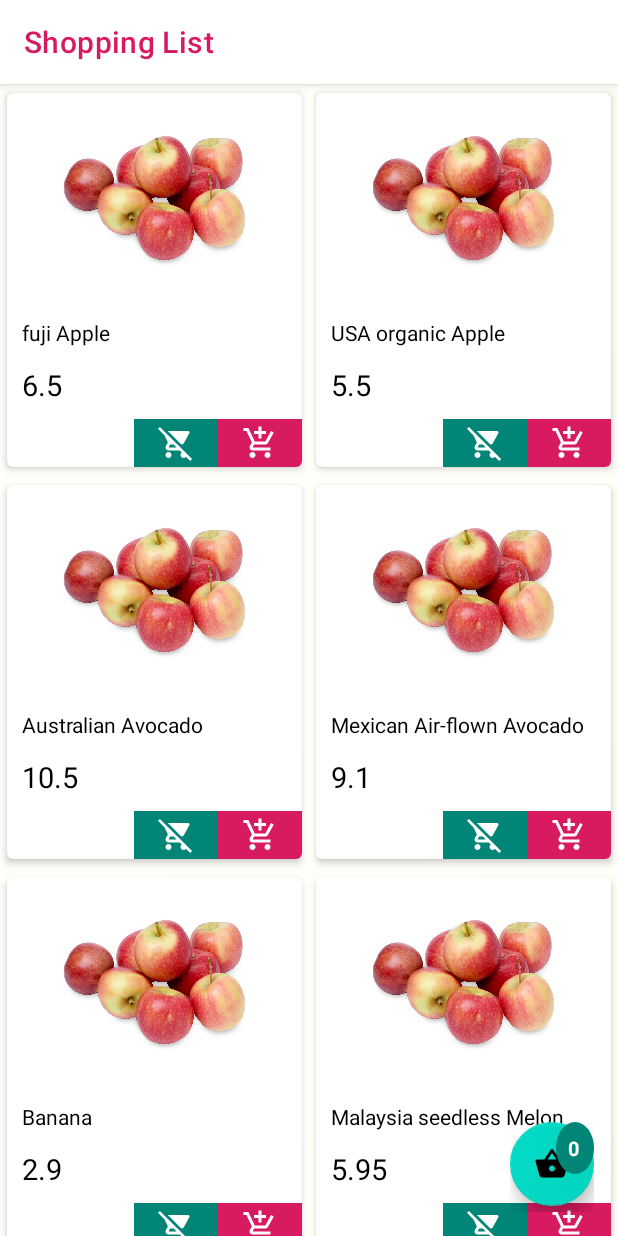
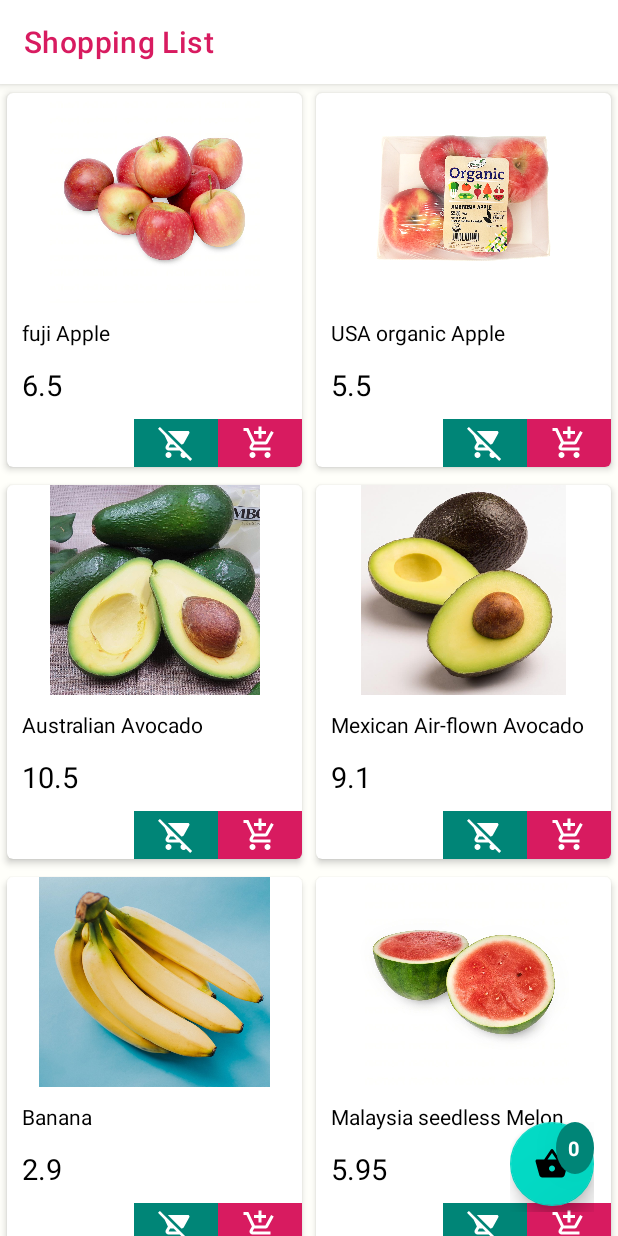
Before and after one commit to gilesccs/CUTN-MobileApp, an Android app: the AllProducts screen opened directly, with no data from a screen before it, on a phone screen of 412 x 824 dp. Run offline under Robolectric (Android 15) with nearby library versions, the phone set to English and light mode, and no system bars; our stand-ins replace RxJava; libraries missing offline, so code that uses them is left out: io.paperdb; Roboto replaces fonts that are not available here; 2 statements that could not run were skipped.

Commit message:
Made image dynamic based on rid

```diff
--- a/app/src/main/java/sg/edu/smu/cs461/cutn_mobileapp/AllProductAdapter.kt
+++ b/app/src/main/java/sg/edu/smu/cs461/cutn_mobileapp/AllProductAdapter.kt
@@ -50,6 +50,13 @@ class AllProductAdapter(var context: Context, var products: List<Product> = arra
 //            this.product_price.text = "$${product.price.toString()}"
             this.product_price.text = product.price.toString()
             this.product_image.setImageResource(R.drawable.r1)
+            val variableValue = "r${product.productid}"
+
+            val context = itemView.context
+            val resourceId = context.resources.getIdentifier(variableValue, "drawable",context.packageName)
+            this.product_image.setImageResource(resourceId)
+//            itemView.product_image.setImageResource(Resources.getIdentifier(variableValue))
+//            itemView.product_image.setImageResource(ContextCompat.getDrawable(context, variableValue))
 //            Picasso.get().load(product.photos[0].filename).fit().into(itemView.product_image)
 
             Observable.create(ObservableOnSubscribe<MutableList<CartItem>> {
```
